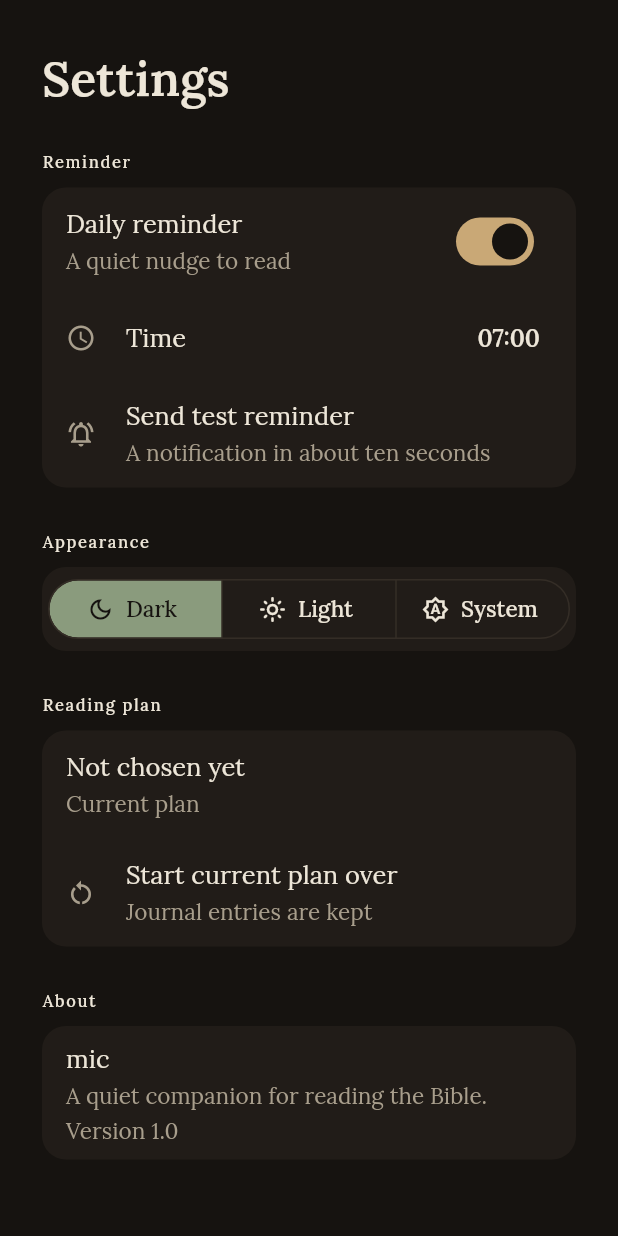
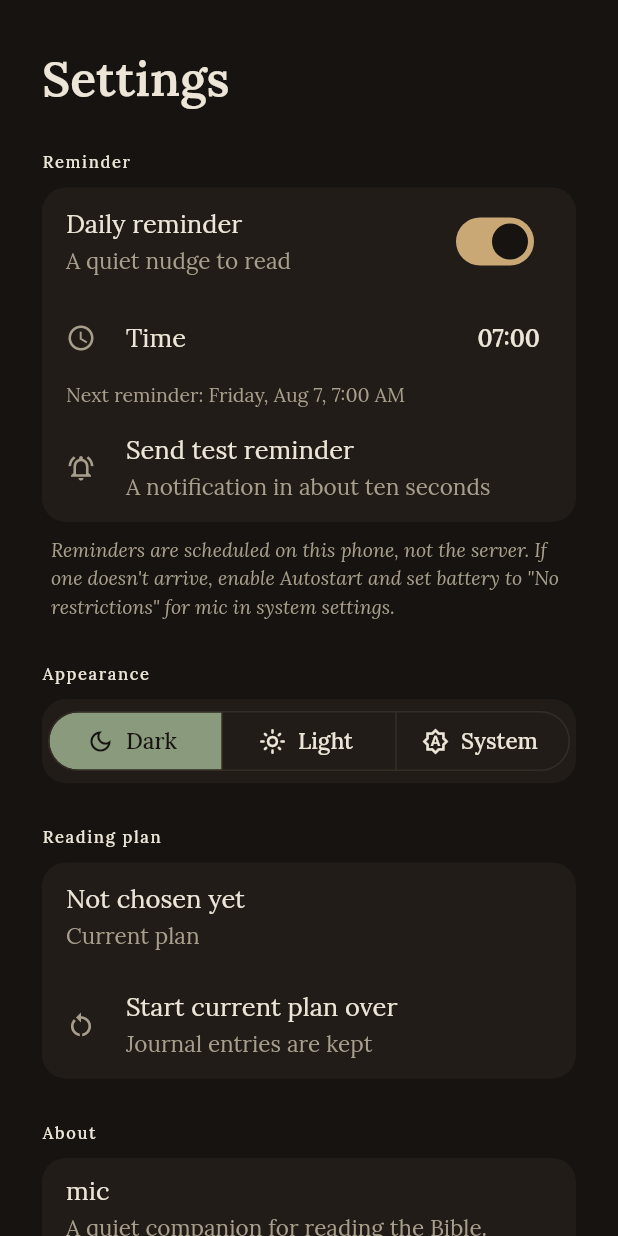
Before and after one commit to sir-mic/pilgrim, a Flutter app: the SettingsScreen widget shown alone on an empty page, opened directly, after a tap on "Daily reminder", on a phone screen of 412 x 824 dp. Run offline on Flutter 3.47's test engine with Material 3 defaults, Android fonts, the phone set to English and light mode, and no system bars; our stand-ins replace drift, drift_flutter, file_picker, flutter_local_notifications, flutter_riverpod, flutter_timezone and 1 more; missing offline and left inert: cryptography; accounts and stored records are empty; generated files the repository leaves out were written again; network calls fail.

Commit message:
Add next-reminder time and MIUI Autostart hint to Settings

```diff
--- a/app/lib/features/settings/settings_screen.dart
+++ b/app/lib/features/settings/settings_screen.dart
@@ -1,5 +1,6 @@
 import 'package:flutter/material.dart';
 import 'package:flutter_riverpod/flutter_riverpod.dart';
+import 'package:intl/intl.dart';
 import 'package:pilgrim_content/pilgrim_content.dart';
 
 import '../../core/data/app_repository.dart';
@@ -24,6 +25,18 @@ class SettingsScreen extends ConsumerWidget {
 
           _SectionHeader('Reminder'),
           const _ReminderTile(),
+          Padding(
+            padding: const EdgeInsets.only(left: 6, top: 8),
+            child: Text(
+              'Reminders are scheduled on this phone, not the server. '
+              'If one doesn\'t arrive, enable Autostart and set battery to '
+              '"No restrictions" for mic in system settings.',
+              style: theme.textTheme.bodySmall?.copyWith(
+                color: theme.colorScheme.onSurfaceVariant,
+                fontStyle: FontStyle.italic,
+              ),
+            ),
+          ),
 
           const SizedBox(height: 28),
           _SectionHeader('Appearance'),
@@ -203,6 +216,19 @@ class _ReminderTileState extends ConsumerState<_ReminderTile> {
               },
             ),
           if (_enabled!)
+            Padding(
+              padding: const EdgeInsets.fromLTRB(16, 0, 16, 4),
+              child: Align(
+                alignment: Alignment.centerLeft,
+                child: Text(
+                  'Next reminder: ${_formatNext(_hour, _minute)}',
+                  style: theme.textTheme.bodySmall?.copyWith(
+                    color: theme.colorScheme.onSurfaceVariant,
+                  ),
+                ),
+              ),
+            ),
+          if (_enabled!)
             ListTile(
               leading: const Icon(Icons.notifications_active_outlined, size: 20),
               title: const Text('Send test reminder'),
@@ -224,6 +250,17 @@ class _ReminderTileState extends ConsumerState<_ReminderTile> {
   }
 
   static String _two(int n) => n.toString().padLeft(2, '0');
+
+  /// The next [hour]:[minute] from the device's local clock — today if still
+  /// ahead, otherwise tomorrow.
+  static String _formatNext(int hour, int minute) {
+    final now = DateTime.now();
+    var next = DateTime(now.year, now.month, now.day, hour, minute);
+    if (!next.isAfter(now)) {
+      next = next.add(const Duration(days: 1));
+    }
+    return DateFormat('EEEE, MMM d, h:mm a').format(next);
+  }
 }
 
 class _PlanTile extends ConsumerStatefulWidget {
--- a/app/pubspec.yaml
+++ b/app/pubspec.yaml
@@ -2,7 +2,7 @@ name: pilgrim_app
 description: Pilgrim — a quiet companion for reading your Bible.
 publish_to: 'none'
 
-version: 1.0.2+3
+version: 1.0.3+4
 
 environment:
   sdk: ^3.12.2
```
